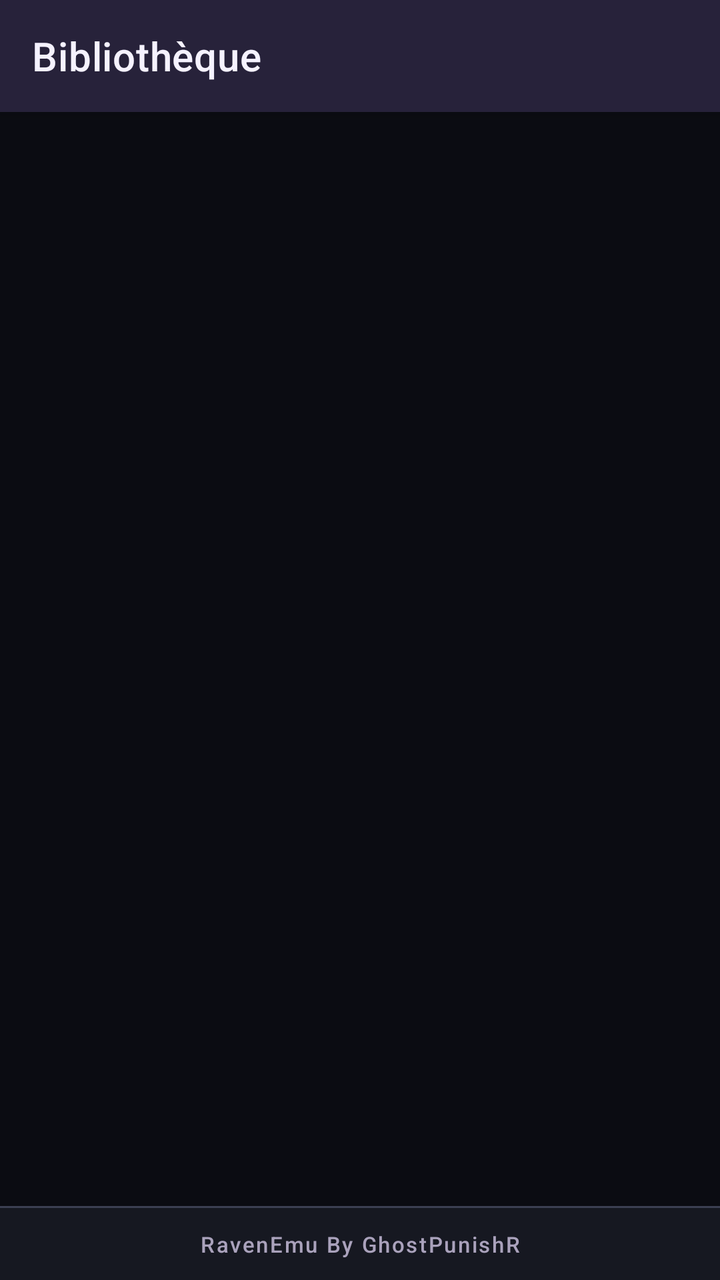
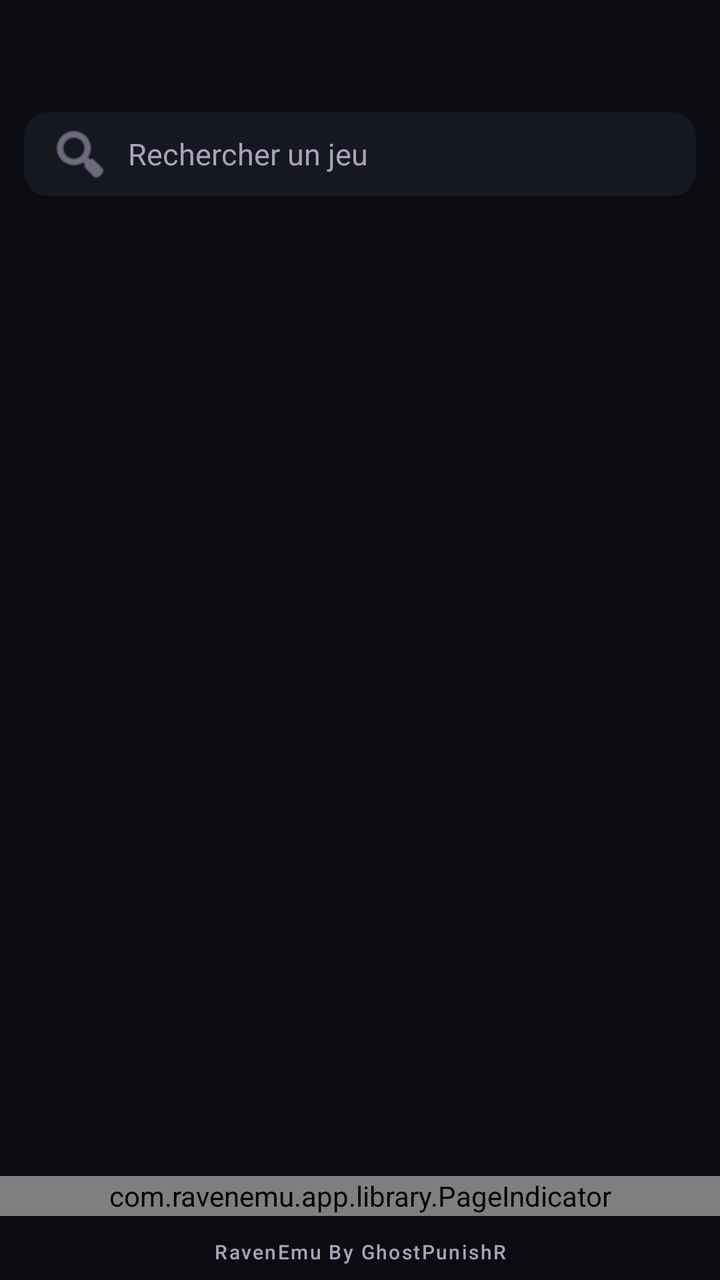

Two renders of the same Android screen: before a commit and after it. Below are the layout's source before the change and the commit's diff.
<!-- AndroidManifest.xml: application theme Theme.RavenEmu -->
<!-- res/layout/activity_main.xml -->
<?xml version="1.0" encoding="utf-8"?>
<LinearLayout xmlns:android="http://schemas.android.com/apk/res/android"
    xmlns:app="http://schemas.android.com/apk/res-auto"
    android:layout_width="match_parent"
    android:layout_height="match_parent"
    android:background="@color/raven_background"
    android:orientation="vertical">

    <com.google.android.material.appbar.MaterialToolbar
        android:id="@+id/toolbar"
        android:layout_width="match_parent"
        android:layout_height="?attr/actionBarSize"
        android:background="@color/raven_toolbar"
        android:elevation="4dp"
        app:title="@string/library_title"
        app:titleTextColor="@color/raven_text_primary" />

    <FrameLayout
        android:layout_width="match_parent"
        android:layout_height="0dp"
        android:layout_weight="1"
        android:background="@color/raven_background">

        <androidx.recyclerview.widget.RecyclerView
            android:id="@+id/romList"
            android:layout_width="match_parent"
            android:layout_height="match_parent"
            android:clipToPadding="false"
            android:padding="8dp" />

        <TextView
            android:id="@+id/emptyView"
            android:layout_width="wrap_content"
            android:layout_height="wrap_content"
            android:layout_gravity="center"
            android:gravity="center"
            android:padding="32dp"
            android:text="@string/library_empty"
            android:textAppearance="?attr/textAppearanceBody1"
            android:textColor="@color/raven_text_secondary"
            android:visibility="gone" />

        <ProgressBar
            android:id="@+id/progress"
            android:layout_width="wrap_content"
            android:layout_height="wrap_content"
            android:layout_gravity="center"
            android:indeterminateTint="@color/raven_accent"
            android:visibility="gone" />
    </FrameLayout>

    <View
        android:layout_width="match_parent"
        android:layout_height="1dp"
        android:background="@color/raven_outline" />

    <TextView
        android:id="@+id/footerSignature"
        android:layout_width="match_parent"
        android:layout_height="wrap_content"
        android:background="@color/raven_surface"
        android:fontFamily="sans-serif-medium"
        android:gravity="center"
        android:letterSpacing="0.08"
        android:minHeight="36dp"
        android:paddingStart="16dp"
        android:paddingEnd="16dp"
        android:text="@string/footer_signature"
        android:textColor="@color/raven_text_muted"
        android:textSize="11sp" />
</LinearLayout>
<!-- resources referenced by this layout -->
<resources>
  <color name="raven_accent">#A78BFA</color>
  <color name="raven_background">#0B0C12</color>
  <color name="raven_outline">#3C4052</color>
  <color name="raven_surface">#161821</color>
  <color name="raven_text_muted">#AAA2BC</color>
  <color name="raven_text_primary">#F5F2FF</color>
  <color name="raven_text_secondary">#CBC4DC</color>
  <color name="raven_toolbar">#27223A</color>
  <string name="footer_signature">RavenEmu By GhostPunishR</string>
  <string name="library_empty">Aucun jeu détecté.\nAjoutez un dossier de ROM avec le bouton ci-dessous.</string>
  <string name="library_title">Bibliothèque</string>
  <style name="Theme.RavenEmu" parent="Theme.MaterialComponents.NoActionBar">
          <item name="colorPrimary">@color/raven_primary</item>
          <item name="colorPrimaryVariant">@color/raven_primary_dark</item>
          <item name="colorOnPrimary">@color/raven_text_primary</item>
          <item name="colorSecondary">@color/raven_accent</item>
          <item name="colorSecondaryVariant">@color/raven_primary</item>
          <item name="colorOnSecondary">@color/raven_on_accent</item>
          <item name="colorSurface">@color/raven_surface</item>
          <item name="colorOnSurface">@color/raven_text_primary</item>
          <item name="colorOnBackground">@color/raven_text_primary</item>
  
          <item name="android:windowBackground">@color/raven_background</item>
          <item name="android:colorBackground">@color/raven_background</item>
          <item name="android:statusBarColor">@color/raven_primary_dark</item>
          <item name="android:navigationBarColor">@color/raven_primary_dark</item>
          <item name="android:windowLightStatusBar">false</item>
  
          <item name="android:textColorPrimary">@color/raven_text_primary</item>
          <item name="android:textColorSecondary">@color/raven_text_secondary</item>
          <item name="colorControlActivated">@color/raven_accent</item>
          <item name="colorControlNormal">@color/raven_text_secondary</item>
          <item name="colorControlHighlight">@color/raven_ripple</item>
      </style>
  <color name="raven_primary">#6D4CC7</color>
  <color name="raven_primary_dark">#090A0F</color>
  <color name="raven_on_accent">#160F24</color>
  <color name="raven_ripple">#33A78BFA</color>
</resources>

<!-- the commit's change to res/layout/activity_main.xml (unified diff, before → after) -->
@@ -10,62 +10,64 @@
         android:id="@+id/toolbar"
         android:layout_width="match_parent"
         android:layout_height="?attr/actionBarSize"
-        android:background="@color/raven_toolbar"
-        android:elevation="4dp"
-        app:title="@string/library_title"
+        android:background="@color/raven_background"
+        app:titleCentered="true"
         app:titleTextColor="@color/raven_text_primary" />
 
-    <FrameLayout
+    <EditText
+        android:id="@+id/searchField"
+        android:layout_width="match_parent"
+        android:layout_height="wrap_content"
+        android:layout_marginStart="12dp"
+        android:layout_marginEnd="12dp"
+        android:layout_marginBottom="8dp"
+        android:background="@drawable/bg_search_field"
+        android:drawableStart="@android:drawable/ic_menu_search"
+        android:drawablePadding="8dp"
+        android:drawableTint="@color/raven_text_muted"
+        android:hint="@string/library_search_hint"
+        android:imeOptions="actionSearch"
+        android:inputType="text"
+        android:maxLines="1"
+        android:minHeight="42dp"
+        android:paddingStart="12dp"
+        android:paddingEnd="12dp"
+        android:textColor="@color/raven_text_primary"
+        android:textColorHint="@color/raven_text_muted"
+        android:textSize="15sp" />
+
+    <androidx.viewpager2.widget.ViewPager2
+        android:id="@+id/consolePager"
         android:layout_width="match_parent"
         android:layout_height="0dp"
-        android:layout_weight="1"
-        android:background="@color/raven_background">
+        android:layout_weight="1" />
 
-        <androidx.recyclerview.widget.RecyclerView
-            android:id="@+id/romList"
-            android:layout_width="match_parent"
-            android:layout_height="match_parent"
-            android:clipToPadding="false"
-            android:padding="8dp" />
+    <com.ravenemu.app.library.PageIndicator
+        android:id="@+id/pageIndicator"
+        android:layout_width="match_parent"
+        android:layout_height="20dp"
+        android:layout_marginTop="4dp"
+        android:layout_marginBottom="4dp" />
 
-        <TextView
-            android:id="@+id/emptyView"
-            android:layout_width="wrap_content"
-            android:layout_height="wrap_content"
-            android:layout_gravity="center"
-            android:gravity="center"
-            android:padding="32dp"
-            android:text="@string/library_empty"
-            android:textAppearance="?attr/textAppearanceBody1"
-            android:textColor="@color/raven_text_secondary"
-            android:visibility="gone" />
-
-        <ProgressBar
-            android:id="@+id/progress"
-            android:layout_width="wrap_content"
-            android:layout_height="wrap_content"
-            android:layout_gravity="center"
-            android:indeterminateTint="@color/raven_accent"
-            android:visibility="gone" />
-    </FrameLayout>
-
-    <View
-        android:layout_width="match_parent"
-        android:layout_height="1dp"
-        android:background="@color/raven_outline" />
+    <ProgressBar
+        android:id="@+id/progress"
+        android:layout_width="wrap_content"
+        android:layout_height="wrap_content"
+        android:layout_gravity="center_horizontal"
+        android:indeterminateTint="@color/raven_accent"
+        android:visibility="gone" />
 
     <TextView
         android:id="@+id/footerSignature"
         android:layout_width="match_parent"
         android:layout_height="wrap_content"
-        android:background="@color/raven_surface"
         android:fontFamily="sans-serif-medium"
         android:gravity="center"
         android:letterSpacing="0.08"
-        android:minHeight="36dp"
+        android:minHeight="28dp"
         android:paddingStart="16dp"
         android:paddingEnd="16dp"
         android:text="@string/footer_signature"
         android:textColor="@color/raven_text_muted"
-        android:textSize="11sp" />
+        android:textSize="10sp" />
 </LinearLayout>
<!-- resource entries referenced after the edit -->
@@ -2,15 +2,19 @@
 <resources>
   <color name="raven_accent">#A78BFA</color>
   <color name="raven_background">#0B0C12</color>
-  <color name="raven_outline">#3C4052</color>
   <color name="raven_surface">#161821</color>
   <color name="raven_text_muted">#AAA2BC</color>
   <color name="raven_text_primary">#F5F2FF</color>
+  <!-- drawable bg_search_field (drawable) -->
+  <?xml version="1.0" encoding="utf-8"?>
+  <shape xmlns:android="http://schemas.android.com/apk/res/android"
+      android:shape="rectangle">
+      <solid android:color="@color/raven_surface" />
+      <corners android:radius="12dp" />
+  </shape>
   <color name="raven_text_secondary">#CBC4DC</color>
-  <color name="raven_toolbar">#27223A</color>
   <string name="footer_signature">RavenEmu By GhostPunishR</string>
-  <string name="library_empty">Aucun jeu détecté.\nAjoutez un dossier de ROM avec le bouton ci-dessous.</string>
-  <string name="library_title">Bibliothèque</string>
+  <string name="library_search_hint">Rechercher un jeu</string>
   <style name="Theme.RavenEmu" parent="Theme.MaterialComponents.NoActionBar">
           <item name="colorPrimary">@color/raven_primary</item>
           <item name="colorPrimaryVariant">@color/raven_primary_dark</item>
